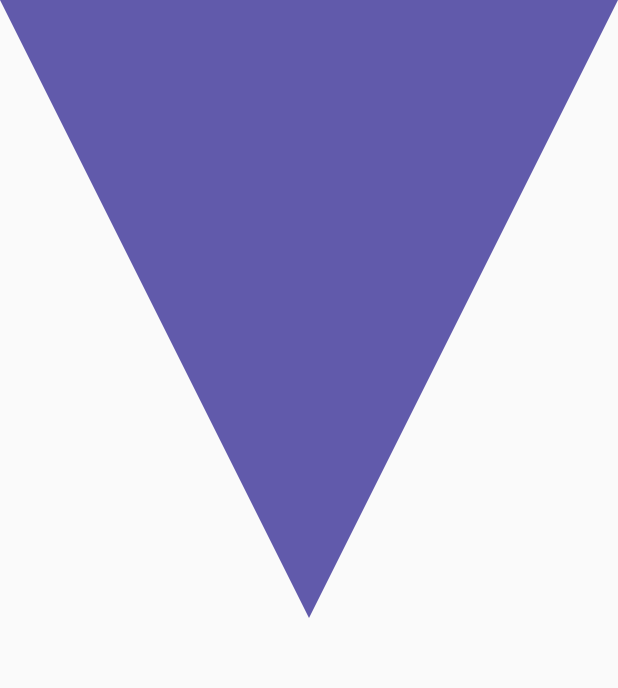
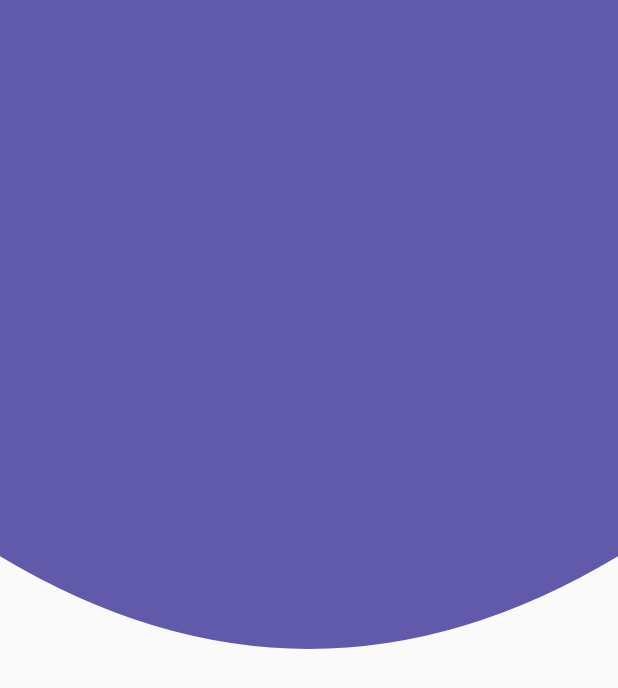
Before and after one commit to JovannyRch/flutter_avanzado, a Flutter app: the screen it shows after launch, on a phone screen of 412 x 824 dp. Shown: the top 688 px of the screen. Run offline on Flutter 3.47's test engine with Material 2 defaults, Android fonts, the phone set to English and light mode, and no system bars.

Commit message:
Header curvo

```diff
--- a/lib/screens/home_screen.dart
+++ b/lib/screens/home_screen.dart
@@ -8,7 +8,7 @@ class HomeScreen extends StatelessWidget {
   Widget build(BuildContext context) {
     return SafeArea(
       child: Scaffold(
-        body: HeaderPico(),
+        body: HeaderCurvo(),
       ),
     );
   }
--- a/lib/widgets/headers_widgets.dart
+++ b/lib/widgets/headers_widgets.dart
@@ -115,7 +115,10 @@ class _MiPainter3 extends CustomPainter {
     paint.color = Color(0xff615AAB);
     paint.style = PaintingStyle.fill;
     final path = new Path();
+    path.lineTo(0, size.height * 0.45);
     path.lineTo(size.width * 0.5, size.height * 0.5);
+    path.lineTo(size.width, size.height * 0.45);
+
     path.lineTo(size.width, 0);
     path.lineTo(0, 0);
 
@@ -127,3 +130,42 @@ class _MiPainter3 extends CustomPainter {
     return true;
   }
 }
+
+class HeaderCurvo extends StatelessWidget {
+  const HeaderCurvo({Key key}) : super(key: key);
+
+  @override
+  Widget build(BuildContext context) {
+    return Container(
+      height: double.infinity,
+      width: double.infinity,
+      child: CustomPaint(
+        painter: _MiPainter4(),
+      ),
+    );
+  }
+}
+
+class _MiPainter4 extends CustomPainter {
+  @override
+  void paint(Canvas canvas, Size size) {
+    final paint = new Paint();
+    paint.color = Color(0xff615AAB);
+    paint.style = PaintingStyle.fill;
+    final path = new Path();
+    path.lineTo(0, size.height * 0.45);
+    //path.arcTo();
+    //path.lineTo(size.width, size.height * 0.45);
+    path.quadraticBezierTo(
+        size.width * 0.5, size.height * 0.6, size.width, size.height * 0.45);
+    path.lineTo(size.width, 0);
+    path.lineTo(0, 0);
+
+    canvas.drawPath(path, paint);
+  }
+
+  @override
+  bool shouldRepaint(CustomPainter oldDelegate) {
+    return true;
+  }
+}
```
